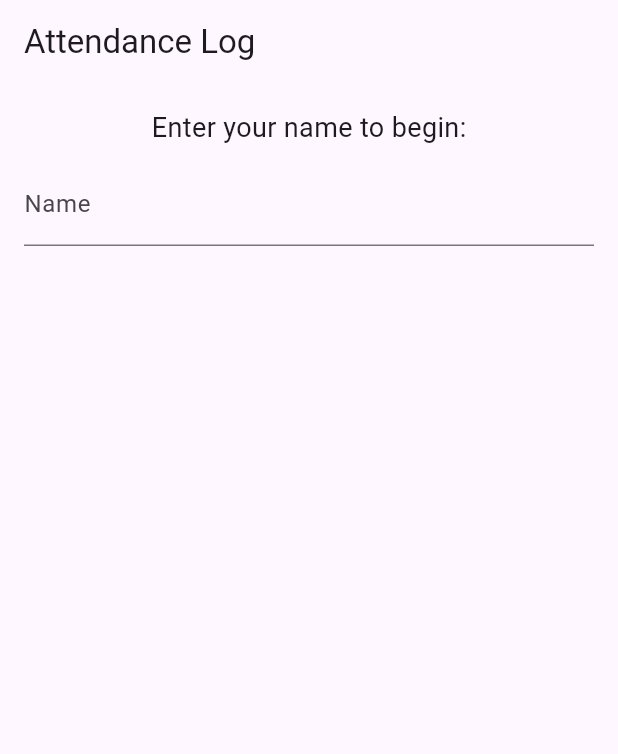
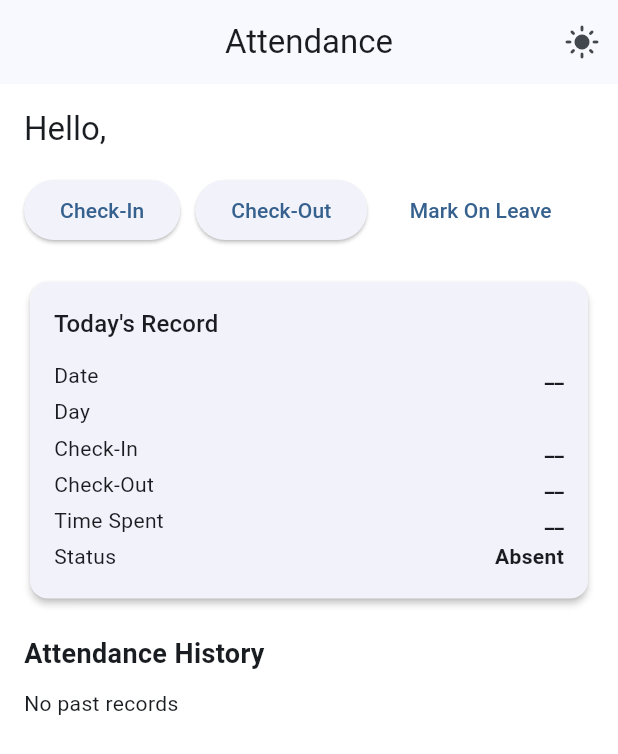
Before and after one commit to MohamedRiham/attendance_tasks, a Flutter app: the AttendanceScreen screen opened directly, on a phone screen of 412 x 824 dp. Shown: the top 754 px of the screen. Run offline on Flutter 3.47's test engine with Material 3 defaults, Android fonts, the light colour scheme and no system bars; our stand-ins replace firebase_core, shared_preferences; missing offline and left inert: hive_local_storage, shop_app; accounts and stored records are empty.

Commit message:
foundation for mark attendance feature

```diff
--- /dev/null
+++ b/lib/attendance/models/attendance.dart
@@ -0,0 +1,31 @@
+import 'package:hive_local_storage/hive_local_storage.dart';
+
+part 'attendance.g.dart';
+
+@HiveType(typeId: 1, adapterName: 'AttendanceAdapter')
+class Attendance extends HiveObject {
+  @HiveField(0)
+ String id;
+  @HiveField(1)
+ DateTime? date;
+  @HiveField(2)
+ String? dayName;
+  @HiveField(3)
+ String? checkInTime;
+  @HiveField(4)
+String? checkOutTime;
+  @HiveField(5)
+ String? timeSpent;
+  @HiveField(6)
+ String? attendanceStatus;
+
+ Attendance({
+    required this.id,
+     this.date,
+     this.dayName,
+     this.checkInTime,
+     this.checkOutTime,
+     this.timeSpent,
+     this.attendanceStatus,
+  });
+}
--- a/lib/attendance/provider/attendance_provider.dart
+++ b/lib/attendance/provider/attendance_provider.dart
@@ -1,18 +1,204 @@
+import 'package:attendance_tasks/task/models/task.dart';
 import 'package:flutter/material.dart';
 import 'package:hive_local_storage/hive_local_storage.dart';
+import 'package:intl/intl.dart';
+import 'package:shared_preferences/shared_preferences.dart';
+import 'package:attendance_tasks/attendance/models/attendance.dart';
+import 'package:uuid/uuid.dart';
 
 class AttendanceProvider with ChangeNotifier {
   late final LocalStorage database;
+  String? myName;
+  List<Attendance> attendanceHistory = [];
+  Attendance? todayAttendance;
+  String? formattedCurrentDay;
   Future<void> initDatabase() async {
     try {
       database = await LocalStorage.getInstance();
       Hive.registerAdapter(AttendanceAdapter());
       Hive.registerAdapter(TaskAdapter());
-      await database.openBox<Attendance>(boxName: 'attendance_box', typeId: 1);
-      await database.openBox<Task>(boxName: 'task_box', typeId: 2);
+      if (!Hive.isBoxOpen('attendance_box')) {
+        await database.openBox<Attendance>(
+          boxName: 'attendance_box',
+          typeId: 1,
+        );
+      }
+      if (!Hive.isBoxOpen('task_box')) {
+        await database.openBox<Task>(boxName: 'task_box', typeId: 2);
+      }
     } catch (e) {
       throw Exception('An error occurred');
     }
   }
 
+  Future<void> loadName() async {
+    final prefs = await SharedPreferences.getInstance();
+    myName = prefs.getString('user_name');
+    notifyListeners();
+  }
+
+  Future<void> saveUserName(String userName) async {
+    final prefs = await SharedPreferences.getInstance();
+    await prefs.setString('user_name', userName);
+    myName = userName;
+    notifyListeners();
+  }
+
+  Future<void> loadAttendanceHistory() async {
+    try {
+      await initDatabase();
+
+      attendanceHistory = database.values<Attendance>('attendance_box');
+      if (attendanceHistory.isNotEmpty) {
+        final today = DateTime.now();
+        final todayDateOnly = DateTime(today.year, today.month, today.day);
+        todayAttendance = attendanceHistory.firstWhere(
+                (record) {
+              if (record.date == null) return false;
+              final recordDate = DateTime(
+                  record.date!.year, record.date!.month, record.date!.day);
+              return recordDate == todayDateOnly;
+            }
+        );
+        _formatDateAndTime();
+        _getTimeSpent();
+        notifyListeners();
+      }
+    } catch (e) {
+
+      throw Exception('Failed to load attendance history');
+    }
+  }
+
+  Future<String> checkIn() async {
+    String message = '';
+    try {
+      final existingRecords = database.values<Attendance>('attendance_box');
+
+      final todayDate = DateTime.now();
+
+      final alreadyCheckedIn = existingRecords.any((record) {
+        if (record.date != null) {
+          final recordDate = DateTime(
+            record.date!.year,
+            record.date!.month,
+            record.date!.day,
+          );
+          final now = DateTime(todayDate.year, todayDate.month, todayDate.day);
+
+          return recordDate == now;
+        }
+        return false;
+      });
+
+      if (alreadyCheckedIn) {
+        message = 'Already marked';
+      } else {
+        var id = Uuid().v4();
+        String formattedCheckInTime = DateFormat('HH:mm').format(todayDate);
+        String formattedDayName = DateFormat('EEEE').format(todayDate);
+        final newAttendance = Attendance(
+          id: id,
+          date: todayDate,
+          checkInTime: formattedCheckInTime,
+          dayName: formattedDayName,
+          attendanceStatus: 'Checked In Only'
+        );
+
+        todayAttendance = newAttendance;
+        attendanceHistory.add(todayAttendance!);
+        await database.add(boxName: 'attendance_box', value: newAttendance);
+        _formatDateAndTime();
+        notifyListeners();
+      }
+    } catch (e) {
+      throw Exception('An error occurred');
+    }
+
+    return message;
+  }
+
+
+  Future<String> checkOut() async {
+    String message = '';
+    try {
+      final todayDate = DateTime.now();
+
+      if (todayAttendance == null) {
+        message = 'No check-in found for today.';
+        return message;
+      }
+        String formattedCheckOutTime = DateFormat('HH:mm').format(todayDate);
+
+        todayAttendance!.checkOutTime = formattedCheckOutTime;
+todayAttendance!.attendanceStatus = 'Present';
+      final records = database.values<Attendance>('attendance_box');
+      final index = records.indexWhere((record) => record.id == todayAttendance!.id);
+      if (index != -1) {
+        await database.update(
+            boxName: 'attendance_box', value: todayAttendance!);
+        final localIndex = attendanceHistory.indexWhere((att) =>
+        att.id == todayAttendance!.id);
+        attendanceHistory[localIndex] = todayAttendance!;
+
+_getTimeSpent();
+        notifyListeners();
+      }
+    } catch (e) {
+      throw Exception('An error occurred');
+    }
+
+    return message;
+  }
+
+  void _formatDateAndTime() {
+    if (todayAttendance?.date != null) {
+      formattedCurrentDay =
+          DateFormat('MM/dd/yyyy').format(todayAttendance!.date!);
+      notifyListeners();
+    }
+
+  }
+
+
+  void _getTimeSpent() async {
+    if (todayAttendance?.checkInTime == null || todayAttendance?.checkOutTime == null) {
+      return;
+    }
+
+    try {
+      final checkInParts = todayAttendance!.checkInTime!.split(':');
+      final checkOutParts = todayAttendance!.checkOutTime!.split(':');
+
+      if (checkInParts.length != 2 || checkOutParts.length != 2) return;
+
+      final now = DateTime.now();
+
+      final checkIn = DateTime(
+        now.year,
+        now.month,
+        now.day,
+        int.parse(checkInParts[0]),
+        int.parse(checkInParts[1]),
+      );
+
+      final checkOut = DateTime(
+        now.year,
+        now.month,
+        now.day,
+        int.parse(checkOutParts[0]),
+        int.parse(checkOutParts[1]),
+      );
+
+      final diff = checkOut.difference(checkIn);
+      final hours = diff.inHours.toString().padLeft(2, '0');
+      final minutes = (diff.inMinutes % 60).toString().padLeft(2, '0');
+todayAttendance?.timeSpent = hours+minutes;
+      await database.update(
+          boxName: 'attendance_box', value: todayAttendance!);
+
+    } catch (e) {
+      return;
+    }
+  }
 }
--- a/lib/attendance/screens/attendance_screen.dart
+++ b/lib/attendance/screens/attendance_screen.dart
@@ -1,5 +1,8 @@
+import 'package:attendance_tasks/attendance/provider/attendance_provider.dart';
+import 'package:attendance_tasks/common/widgets/custom_scaffold.dart';
+import 'package:attendance_tasks/common/widgets/custom_text_field.dart';
 import 'package:flutter/material.dart';
-import 'package:intl/intl.dart';
+import 'package:provider/provider.dart';
 
 class AttendanceScreen extends StatefulWidget {
   const AttendanceScreen({super.key});
@@ -9,141 +12,230 @@ class AttendanceScreen extends StatefulWidget {
 }
 
 class _AttendanceScreenState extends State<AttendanceScreen> {
-  String? userName;
   TimeOfDay? checkInTime;
   TimeOfDay? checkOutTime;
-  List<Map<String, dynamic>> attendanceHistory = [];
-
+  TextEditingController userNameController = TextEditingController();
+  late AttendanceProvider attendanceProvider;
+  bool _isLoading = false;
   @override
   void initState() {
     super.initState();
-  }
+    WidgetsBinding.instance.addPostFrameCallback((_) async {
+      await attendanceProvider.loadName();
+       attendanceProvider.loadAttendanceHistory();
 
-  void _checkIn() {
-    setState(() {
-      checkInTime = TimeOfDay.now();
     });
   }
 
-  void _checkOut() {
-    setState(() {
-      checkOutTime = TimeOfDay.now();
-    });
-  }
 
-  String _formatTimeOfDay(TimeOfDay? time) {
-    if (time == null) return "--:--";
-    final now = DateTime.now();
-    final dt = DateTime(now.year, now.month, now.day, time.hour, time.minute);
-    return DateFormat.Hm().format(dt);
-  }
 
-  String _getStatus() {
-    if (checkInTime != null && checkOutTime != null) return "Present";
-    if (checkInTime != null || checkOutTime != null) return "Incomplete";
-    return "Absent";
-  }
 
-  String _getTimeSpent() {
-    if (checkInTime == null || checkOutTime == null) return "--:--";
-    final now = DateTime.now();
-    final checkIn = DateTime(now.year, now.month, now.day, checkInTime!.hour, checkInTime!.minute);
-    final checkOut = DateTime(now.year, now.month, now.day, checkOutTime!.hour, checkOutTime!.minute);
-    final diff = checkOut.difference(checkIn);
-    final hours = diff.inHours.toString().padLeft(2, '0');
-    final minutes = (diff.inMinutes % 60).toString().padLeft(2, '0');
-    return "$hours:$minutes";
-  }
-
-  void _submitName(String name) {
-    setState(() {
-      userName = name;
-    });
-  }
-
-  void _markOnLeave() {
-    setState(() {
-      attendanceHistory.add({
-        'date': DateFormat('MM/dd/yyyy').format(DateTime.now()),
-        'status': 'On Leave',
-      });
-    });
-  }
 
   @override
   Widget build(BuildContext context) {
-    final now = DateTime.now();
-    final todayFormatted = DateFormat('MM/dd/yyyy').format(now);
-    final dayName = DateFormat('EEEE').format(now);
-
-    return Scaffold(
-      appBar: AppBar(title: const Text('Attendance Log')),
-      body: Padding(
+    attendanceProvider = Provider.of<AttendanceProvider>(context);
+    return CustomScaffold(
+      title: 'Attendance',
+      body: SafeArea(
+        child: Padding(
           padding: const EdgeInsets.all(16.0),
-        child: userName == null
+          child: _isLoading ? Center(child: CircularProgressIndicator()): attendanceProvider.myName == null
               ? Column(
                   children: [
-                  const Text("Enter your name to begin:", style: TextStyle(fontSize: 18)),
+                    const Text(
+                      "Enter your name to begin:",
+                      style: TextStyle(fontSize: 18),
+                    ),
                     const SizedBox(height: 10),
-                  TextField(
-                    decoration: const InputDecoration(labelText: "Name"),
-                    onSubmitted: _submitName,
+                    CustomTextField(
+                      controller: userNameController,
+                      hintText: 'User Name',
+                      icon: Icons.person,
+                      keyboardType: TextInputType.name,
+                    ),
+                    Center(
+                      child: ElevatedButton(
+                        onPressed: () async {
+                          setState(() {
+                            _isLoading = true;
+                          });
+                          await attendanceProvider.saveUserName(
+                            userNameController.text,
+                          );
+                          setState(() {
+                            _isLoading = false;
+                          });
+                        },
+                        style: ElevatedButton.styleFrom(
+                          padding: const EdgeInsets.symmetric(
+                            horizontal: 40,
+                            vertical: 14,
+                          ),
+                          shape: RoundedRectangleBorder(
+                            borderRadius: BorderRadius.circular(8),
+                          ),
+                        ),
+                        child: const Text('Submit'),
+                      ),
                     ),
                   ],
                 )
               : Column(
                   crossAxisAlignment: CrossAxisAlignment.start,
                   children: [
-                  Text("Hello, $userName", style: Theme.of(context).textTheme.titleLarge),
+                    Text(
+                      "Hello, ${attendanceProvider.myName}",
+                      style: Theme.of(context).textTheme.titleLarge,
+                    ),
                     const SizedBox(height: 16),
                     Row(
                       children: [
-                      ElevatedButton(onPressed: _checkIn, child: const Text("Check-In")),
+                        ElevatedButton(
+                          onPressed: () async {
+                            try {
+                              setState(() {
+                                _isLoading = true;
+                              });
+
+                              String message = await attendanceProvider
+                                  .checkIn();
+
+                              if (context.mounted) {
+                                if (message == 'Already marked') {
+                                  ScaffoldMessenger.of(context).showSnackBar(
+                                    const SnackBar(
+                                      content: Text(
+                                        'Check-in has already been marked.',
+                                      ),
+                                    ),
+                                  );
+                                }
+                              }
+                            } catch (e) {
+                              if (context.mounted) {
+                                ScaffoldMessenger.of(context).showSnackBar(
+                                  const SnackBar(
+                                    content: Text(
+                                      'QAn error occurred while saving details',
+                                    ),
+                                  ),
+                                );
+                              }
+
+                            }
+                            setState(() {
+                              _isLoading = false;
+                            });
+
+                          },
+                          child: const Text("Check-In"),
+                        ),
                         const SizedBox(width: 10),
-                      ElevatedButton(onPressed: _checkOut, child: const Text("Check-Out")),
-                      const Spacer(),
-                      TextButton(onPressed: _markOnLeave, child: const Text("Mark On Leave")),
+                        ElevatedButton(
+                          onPressed: () async {
+                            try {
+                              setState(() {
+                                _isLoading = true;
+                              });
+
+                              String message = await attendanceProvider
+                                  .checkOut();
+
+                              if (context.mounted) {
+                                if (message == 'No check-in found for today.') {
+                                  ScaffoldMessenger.of(context).showSnackBar(
+                                    const SnackBar(
+                                      content: Text(
+                                        'No check-in found for today.',
+                                      ),
+                                    ),
+                                  );
+                                }
+                              }
+                            } catch (e) {
+                              if (context.mounted) {
+                                ScaffoldMessenger.of(context).showSnackBar(
+                                  const SnackBar(
+                                    content: Text(
+                                      'QAn error occurred while saving details',
+                                    ),
+                                  ),
+                                );
+                              }
+
+                            }
+                            setState(() {
+                              _isLoading = false;
+                            });
+
+
+                          },
+                          child: const Text("Check-Out"),
+                        ),
+                        Expanded(
+                          child: TextButton(
+                            onPressed: () async {},
+                            child: const Text("Mark On Leave"),
+                          ),
+                        ),
                       ],
                     ),
                     const SizedBox(height: 20),
                     Card(
                       elevation: 2,
-                    shape: RoundedRectangleBorder(borderRadius: BorderRadius.circular(12)),
+                      shape: RoundedRectangleBorder(
+                        borderRadius: BorderRadius.circular(12),
+                      ),
                       child: Padding(
                         padding: const EdgeInsets.all(16.0),
                         child: Column(
                           crossAxisAlignment: CrossAxisAlignment.start,
                           children: [
-                          Text("Today's Record", style: Theme.of(context).textTheme.titleMedium),
+                            Text(
+                              "Today's Record",
+                              style: Theme.of(context).textTheme.titleMedium,
+                            ),
                             const SizedBox(height: 10),
-                          _infoRow("Date", todayFormatted),
-                          _infoRow("Day", dayName),
-                          _infoRow("Check-In", _formatTimeOfDay(checkInTime)),
-                          _infoRow("Check-Out", _formatTimeOfDay(checkOutTime)),
-                          _infoRow("Time Spent", _getTimeSpent()),
-                          _infoRow("Status", _getStatus()),
+                            _infoRow("Date", attendanceProvider.formattedCurrentDay ?? '__'),
+                            _infoRow("Day", attendanceProvider.todayAttendance?.dayName ?? ''),
+                            _infoRow("Check-In", attendanceProvider.todayAttendance?.checkInTime ?? '__'),
+                            _infoRow(
+                              "Check-Out",
+                              attendanceProvider.todayAttendance?.checkOutTime ?? '__',
+                            ),
+                            _infoRow("Time Spent", attendanceProvider.todayAttendance?.timeSpent ?? '__'),
+                            _infoRow("Status", attendanceProvider.todayAttendance?.attendanceStatus ?? 'Absent'),
                           ],
                         ),
                       ),
                     ),
                     const SizedBox(height: 20),
-                  const Text("Attendance History", style: TextStyle(fontSize: 18, fontWeight: FontWeight.bold)),
+                    const Text(
+                      "Attendance History",
+                      style: TextStyle(
+                        fontSize: 18,
+                        fontWeight: FontWeight.bold,
+                      ),
+                    ),
                     const SizedBox(height: 10),
                     Expanded(
-                    child: attendanceHistory.isEmpty
+                      child: attendanceProvider.attendanceHistory.isEmpty
                           ? const Text("No past records")
                           : ListView.builder(
-                            itemCount: attendanceHistory.length,
+                              itemCount:
+                                  attendanceProvider.attendanceHistory.length,
                               itemBuilder: (context, index) {
-                              final record = attendanceHistory[index];
+                                final record =
+                                    attendanceProvider.attendanceHistory[index];
                                 return ListTile(
-                                title: Text(record['date']),
-                                trailing: Text(record['status']),
+                                  title: Text(record.dayName ?? ''),
+                                  trailing: Text(record.attendanceStatus ?? ''),
                                 );
                               },
                             ),
                     ),
                   ],
+                ),
         ),
       ),
     );
--- /dev/null
+++ b/lib/common/themes/constants/themes.dart
@@ -0,0 +1,41 @@
+import 'package:flutter/material.dart';
+
+final lightTheme = ThemeData(
+  progressIndicatorTheme: ProgressIndicatorThemeData(color: Colors.black),
+  useMaterial3: true,
+  dividerTheme: DividerThemeData(color: Colors.black),
+  brightness: Brightness.light,
+  colorScheme: ColorScheme.fromSeed(seedColor: Colors.blue),
+  scaffoldBackgroundColor: Colors.white,
+  bottomNavigationBarTheme: BottomNavigationBarThemeData(
+    backgroundColor: Colors.white,
+    selectedItemColor: Colors.black,
+    unselectedItemColor: Colors.grey,
+    selectedIconTheme: IconThemeData(color: Colors.black),
+    unselectedIconTheme: IconThemeData(color: Colors.grey),
+    showUnselectedLabels: true,
+    type: BottomNavigationBarType.fixed,
+  ),
+);
+
+final darkTheme = ThemeData(
+  progressIndicatorTheme: ProgressIndicatorThemeData(color: Colors.white),
+  useMaterial3: true,
+  brightness: Brightness.dark,
+  dividerTheme: DividerThemeData(color: Colors.white),
+
+  colorScheme: ColorScheme.fromSeed(
+    seedColor: Colors.teal,
+    brightness: Brightness.dark,
+  ),
+  scaffoldBackgroundColor: Colors.black,
+  bottomNavigationBarTheme: BottomNavigationBarThemeData(
+    backgroundColor: Colors.grey[900],
+    selectedItemColor: Colors.white,
+    unselectedItemColor: Colors.black,
+    selectedIconTheme: IconThemeData(color: Colors.white),
+    unselectedIconTheme: IconThemeData(color: Colors.black),
+    showUnselectedLabels: true,
+    type: BottomNavigationBarType.fixed,
+  ),
+);
--- /dev/null
+++ b/lib/common/widgets/custom_scaffold.dart
@@ -0,0 +1,42 @@
+import 'package:provider/provider.dart';
+import 'package:flutter/material.dart';
+import 'package:attendance_tasks/common/themes/provider/theme_provider.dart';
+
+class CustomScaffold extends StatelessWidget {
+  final String title;
+  final Widget body;
+  final Widget? bottomNavigation;
+  const CustomScaffold({
+    super.key,
+    required this.title,
+    required this.body,
+    this.bottomNavigation,
+  });
+
+  @override
+  Widget build(BuildContext context) {
+    final themeProvider = Provider.of<ThemeProvider>(context);
+    return Scaffold(
+      appBar: AppBar(
+        title: Text(title),
+        centerTitle: true,
+
+        actions: [
+          Semantics(
+            label: themeProvider.isDarkMode ? 'Dark Mode On' : 'Dark Mode Off',
+            button: true,
+            excludeSemantics: true,
+            child: IconButton(
+              icon: Icon(
+                themeProvider.isDarkMode ? Icons.dark_mode : Icons.light_mode,
+              ),
+              onPressed: () => themeProvider.toggleTheme(),
+            ),
+          ),
+        ],
+      ),
+      body: body,
+      bottomNavigationBar: bottomNavigation,
+    );
+  }
+}
--- /dev/null
+++ b/lib/task/models/task.dart
@@ -0,0 +1,28 @@
+import 'package:hive_local_storage/hive_local_storage.dart';
+
+part 'task.g.dart';
+
+@HiveType(typeId: 2, adapterName: 'TaskAdapter')
+class Task extends HiveObject {
+  @HiveField(0)
+  final String id;
+  @HiveField(1)
+  final String name;
+
+  @HiveField(2)
+  final DateTime dueDate;
+
+  @HiveField(3)
+  final String priority;
+
+  @HiveField(4)
+  final String status;
+
+  Task({
+    required this.id,
+    required this.name,
+    required this.dueDate,
+    required this.priority,
+    required this.status,
+  });
+}
--- a/pubspec.yaml
+++ b/pubspec.yaml
@@ -14,6 +14,9 @@ dependencies:
   provider:
   hive_local_storage:
   intl:
+  shared_preferences:
+  uuid:
+
 dev_dependencies:
   flutter_test:
     sdk: flutter
```
Also changed, not shown: lib/common/services/date_picker_service.dart (added, +13 -0 lines), lib/common/themes/provider/theme_provider.dart (added, +29 -0 lines), lib/common/widgets/custom_text_field.dart (added, +36 -0 lines), lib/main.dart (+28 -6 lines), lib/attendance/models/attendance.g.dart (added), lib/task/models/task.g.dart (added), pubspec.lock, 2 other files. Lines whose indentation alone changed are shown as unchanged.
